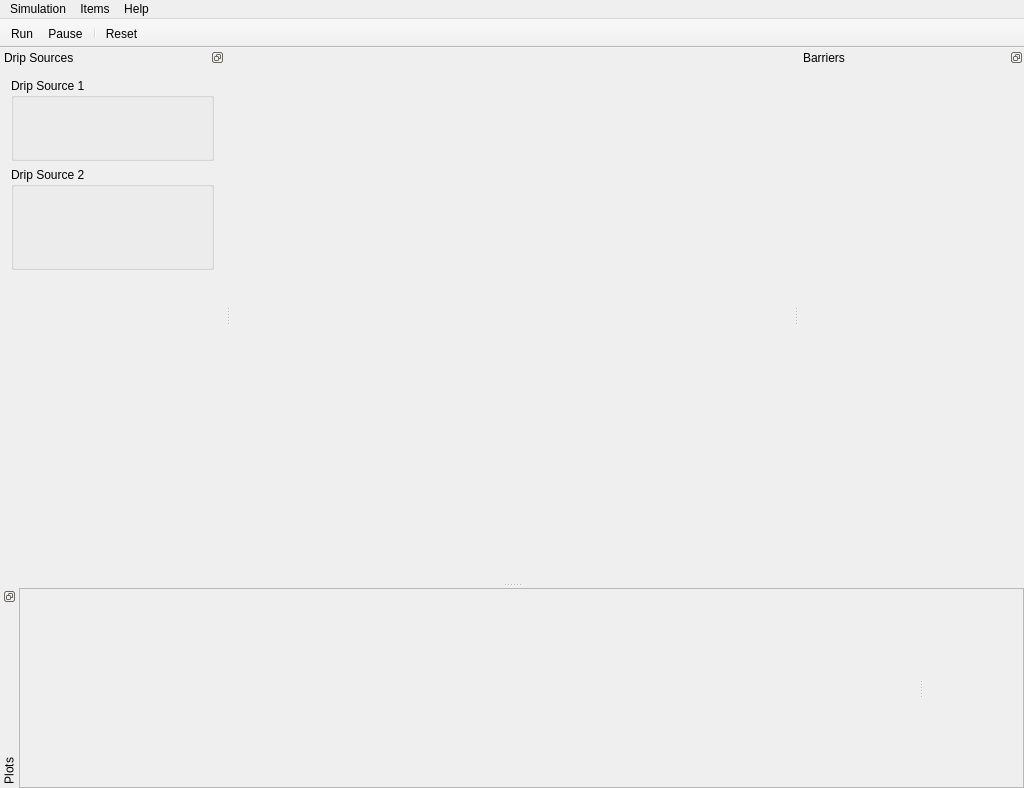
Before: the Qt Designer form src/EWS/app/widget/EWSMainWindow.ui in metasim/ews, drawn with Qt 5.
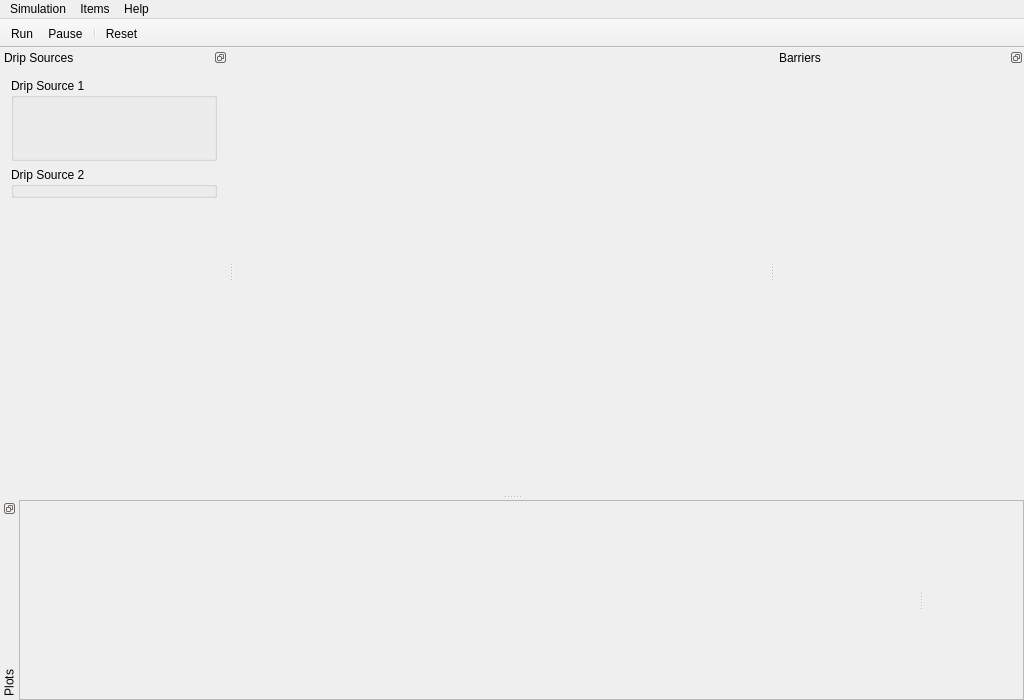
After: the same form once the commit is applied. Icons and pictures are not drawn. Custom widgets are drawn as their Qt base class.

Diff of the .ui file:
```diff
--- a/src/EWS/app/widget/EWSMainWindow.ui
+++ b/src/EWS/app/widget/EWSMainWindow.ui
@@ -7,7 +7,7 @@
     <x>0</x>
     <y>0</y>
     <width>1024</width>
-    <height>788</height>
+    <height>700</height>
    </rect>
   </property>
   <property name="windowTitle">
@@ -127,12 +127,6 @@
    <addaction name="actionReset"/>
   </widget>
   <widget class="QDockWidget" name="dripControls">
-   <property name="minimumSize">
-    <size>
-     <width>225</width>
-     <height>521</height>
-    </size>
-   </property>
    <property name="features">
     <set>QDockWidget::DockWidgetFloatable|QDockWidget::DockWidgetMovable</set>
    </property>
@@ -146,12 +140,6 @@
     <layout class="QVBoxLayout" name="verticalLayout">
      <item>
       <widget class="QGroupBox" name="dripSource1Group">
-       <property name="minimumSize">
-        <size>
-         <width>125</width>
-         <height>0</height>
-        </size>
-       </property>
        <property name="title">
         <string>Drip Source 1</string>
        </property>
@@ -163,7 +151,7 @@
          <widget class="ews::app::widget::DripSourceEditor" name="dripSource1" native="true">
           <property name="minimumSize">
            <size>
-            <width>0</width>
+            <width>200</width>
             <height>60</height>
            </size>
           </property>
@@ -188,14 +176,7 @@
          <number>0</number>
         </property>
         <item>
-         <widget class="ews::app::widget::DripSourceEditor" name="dripSource2" native="true">
-          <property name="minimumSize">
-           <size>
-            <width>0</width>
-            <height>80</height>
-           </size>
-          </property>
-         </widget>
+         <widget class="ews::app::widget::DripSourceEditor" name="dripSource2" native="true"/>
         </item>
        </layout>
       </widget>
@@ -217,12 +198,6 @@
    </widget>
   </widget>
   <widget class="QDockWidget" name="barrierControls">
-   <property name="minimumSize">
-    <size>
-     <width>225</width>
-     <height>424</height>
-    </size>
-   </property>
    <property name="features">
     <set>QDockWidget::DockWidgetFloatable|QDockWidget::DockWidgetMovable</set>
    </property>
@@ -239,9 +214,15 @@
      </property>
      <item>
       <widget class="ews::app::widget::BarrierEditor" name="barrierEditor" native="true">
+       <property name="sizePolicy">
+        <sizepolicy hsizetype="Preferred" vsizetype="Preferred">
+         <horstretch>0</horstretch>
+         <verstretch>100</verstretch>
+        </sizepolicy>
+       </property>
        <property name="minimumSize">
         <size>
-         <width>100</width>
+         <width>225</width>
          <height>300</height>
         </size>
        </property>
@@ -255,7 +236,7 @@
        <property name="sizeHint" stdset="0">
         <size>
          <width>20</width>
-         <height>146</height>
+         <height>0</height>
         </size>
        </property>
       </spacer>
```
Left out of the diff: 3 changed lines with no effect on the pictures.
